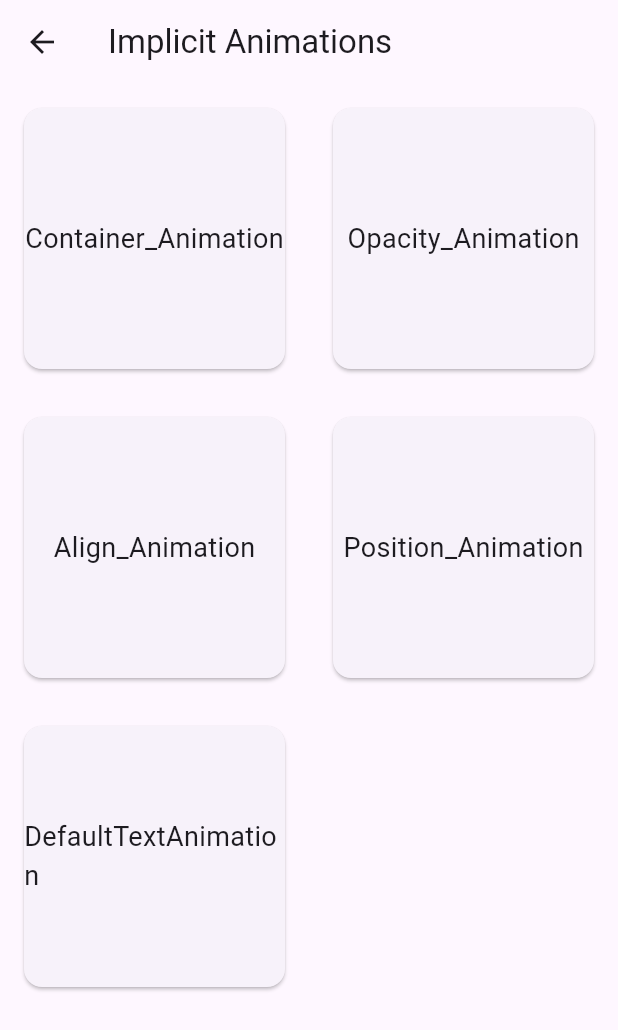
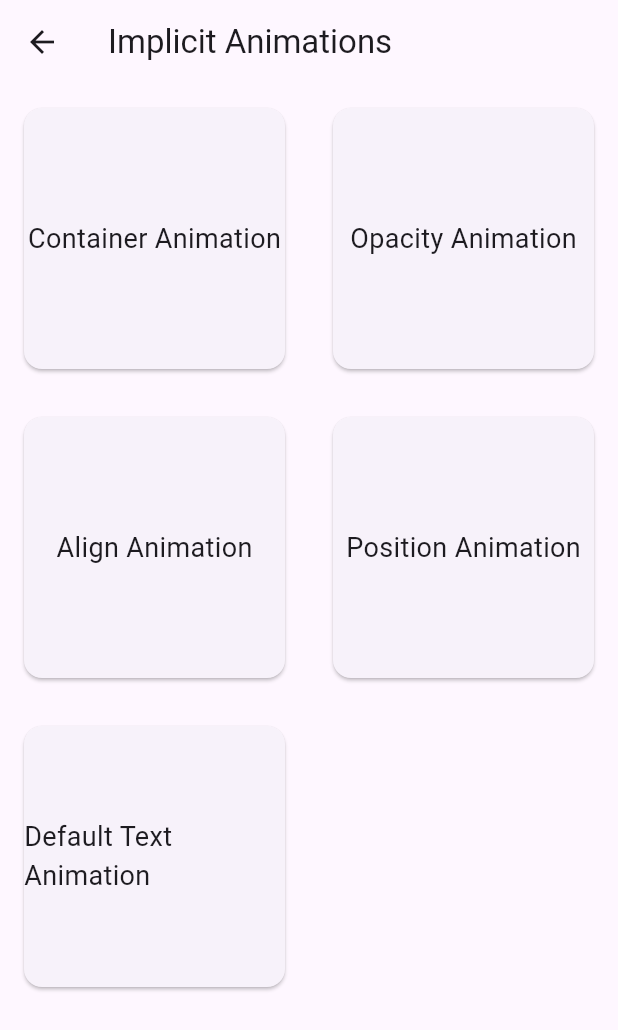
Before and after one commit to shohan-dev/Flutter-Project, a Flutter app: the ImplicitAnimationsScreen screen opened directly, on a phone screen of 412 x 824 dp. Shown: the top 1030 px of the screen. Run offline on Flutter 3.47's test engine with Material 3 defaults, Android fonts, the phone set to English and light mode, and no system bars.

Commit message:
Complete ImplicitAnimationsScreen

```diff
--- a/Animation/lib/Screen/ImplicitAnimationsScreen/Default_text_animation.dart
+++ b/Animation/lib/Screen/ImplicitAnimationsScreen/Default_text_animation.dart
@@ -13,6 +13,9 @@ class _DefaultTextAnimationState extends State<DefaultTextAnimation> {
   @override
   Widget build(BuildContext context) {
     return Scaffold(
+      appBar: AppBar(
+        title: Text('Default Text Animation'),
+      ),
       body: Center(
         child: GestureDetector(
           onTap: () {
--- a/Animation/lib/Screen/ImplicitAnimationsScreen/ImplicitAnimationsScreen.dart
+++ b/Animation/lib/Screen/ImplicitAnimationsScreen/ImplicitAnimationsScreen.dart
@@ -1,17 +1,25 @@
+import 'package:flutter/material.dart';
+import 'package:aniamtion/Screen/ImplicitAnimationsScreen/Container_Animation.dart';
+import 'package:aniamtion/Screen/ImplicitAnimationsScreen/Opacity_Animation.dart';
 import 'package:aniamtion/Screen/ImplicitAnimationsScreen/Align_Animation.dart';
-import 'package:aniamtion/Screen/ImplicitAnimationsScreen/Container_Animation.dart';
+import 'package:aniamtion/Screen/ImplicitAnimationsScreen/Position_Animation.dart';
 import 'package:aniamtion/Screen/ImplicitAnimationsScreen/Default_text_animation.dart';
-import 'package:aniamtion/Screen/ImplicitAnimationsScreen/Opacity_Animation.dart';
-import 'package:aniamtion/Screen/ImplicitAnimationsScreen/position_animation.dart';
-import 'package:flutter/material.dart';
 
 class ImplicitAnimationsScreen extends StatelessWidget {
-  final List<Map<String, Widget>> animationTypes = [
-    {'name': Container_Animation()},
-    {'name': Opacity_Animation()},
-    {'name': Align_Animation()},
-    {'name': Position_Animation()},
-    {'name': DefaultTextAnimation()},
+  final List<Widget> animationTypes = [
+    Container_Animation(),
+    Opacity_Animation(),
+    Align_Animation(),
+    Position_Animation(),
+    DefaultTextAnimation(),
+  ];
+
+  final List<String> animationNames = [
+    'Container Animation',
+    'Opacity Animation',
+    'Align Animation',
+    'Position Animation',
+    'Default Text Animation',
   ];
 
   @override
@@ -33,11 +41,8 @@ class ImplicitAnimationsScreen extends StatelessWidget {
                 context,
                 MaterialPageRoute(
                   builder: (context) => Scaffold(
-                    appBar: AppBar(
-                      title: Text('Animation Example'),
-                    ),
                     body: Center(
-                      child: animationTypes[index]['name'],
+                      child: animationTypes[index],
                     ),
                   ),
                 ),
@@ -47,11 +52,7 @@ class ImplicitAnimationsScreen extends StatelessWidget {
               margin: EdgeInsets.all(16.0),
               child: Center(
                 child: Text(
-                  animationTypes[index]['name']
-                      .runtimeType
-                      .toString()
-                      .replaceAll('Animated', '')
-                      .replaceAll('Center', ''),
+                  animationNames[index],
                   style: TextStyle(fontSize: 18.0),
                 ),
               ),
```
Also changed, not shown: Animation/lib/Screen/ImplicitAnimationsScreen/Align_Animation.dart (+6 -1 lines), Animation/lib/Screen/ImplicitAnimationsScreen/Container_Animation.dart (+6 -1 lines), Animation/lib/Screen/ImplicitAnimationsScreen/Opacity_Animation.dart (+6 -1 lines), Animation/lib/Screen/ImplicitAnimationsScreen/position_animation.dart (+9 -3 lines).
